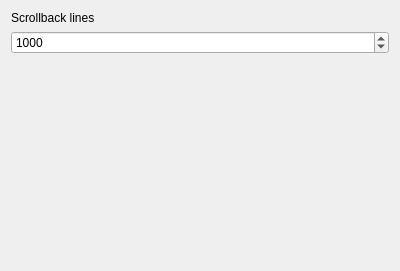
First picture: the form in src/globaloptions/globaloptionsterminalwidget.ui, repository QQxiaoming/quardCRT, before the edit.
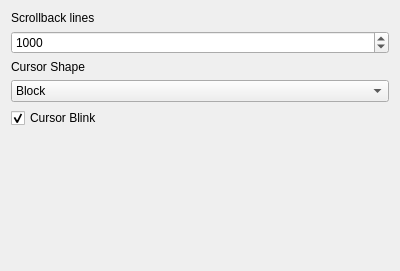
Second picture: the form after the edit.

Commit message: src:suport cursor option

The edit to the form file:
```diff
--- a/src/globaloptions/globaloptionsterminalwidget.ui
+++ b/src/globaloptions/globaloptionsterminalwidget.ui
@@ -28,6 +28,42 @@
      </property>
     </widget>
    </item>
+   <item>
+    <widget class="QLabel" name="label">
+     <property name="text">
+      <string>Cursor Shape</string>
+     </property>
+    </widget>
+   </item>
+   <item>
+    <widget class="QComboBox" name="comboBoxCursorShape">
+     <item>
+      <property name="text">
+       <string>Block</string>
+      </property>
+     </item>
+     <item>
+      <property name="text">
+       <string>Underline</string>
+      </property>
+     </item>
+     <item>
+      <property name="text">
+       <string>IBeam</string>
+      </property>
+     </item>
+    </widget>
+   </item>
+   <item>
+    <widget class="QCheckBox" name="checkBoxCursorBlink">
+     <property name="text">
+      <string>Cursor Blink</string>
+     </property>
+     <property name="checked">
+      <bool>true</bool>
+     </property>
+    </widget>
+   </item>
    <item>
     <spacer name="verticalSpacer">
      <property name="orientation">
```
The commit also changes 43 other files.
